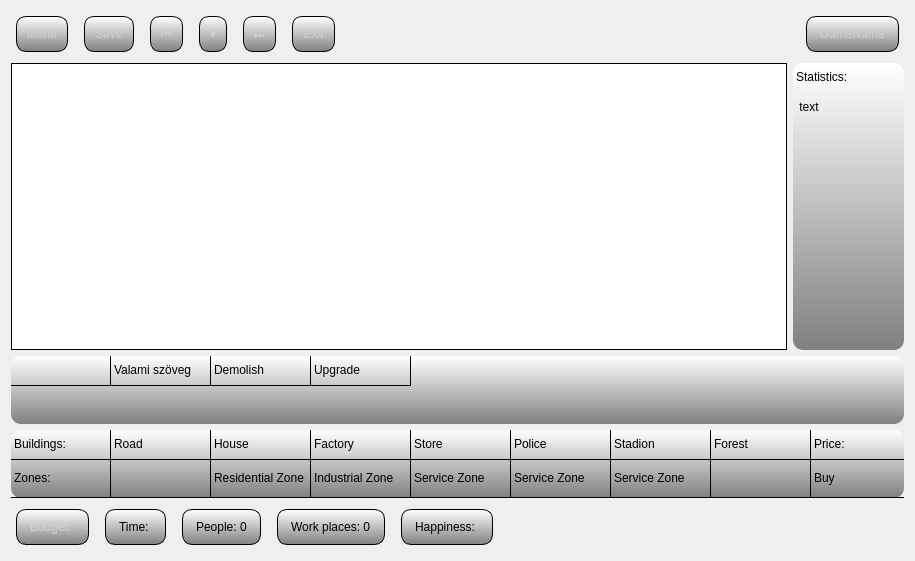
This is src/view/GamePage.ui in fmarkyy98/qt-city as Qt 5 draws it before an edit. The edited form follows.
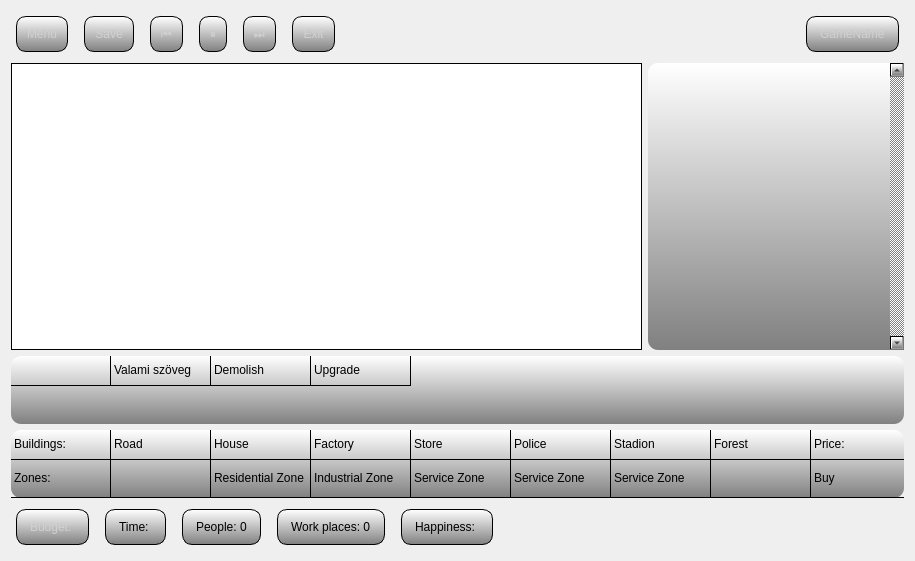
This is the edited form. Icons and pictures are not drawn.

Diff of the .ui file:
```diff
--- a/src/view/GamePage.ui
+++ b/src/view/GamePage.ui
@@ -4030,7 +4030,7 @@
       </layout>
      </item>
      <item>
-      <layout class="QHBoxLayout" name="horizontalLayout_3" stretch="7,1">
+      <layout class="QHBoxLayout" name="horizontalLayout_3" stretch="7,0">
        <item>
         <widget class="QTableWidget" name="tableWidget">
          <property name="autoFillBackground">
@@ -4085,7 +4085,15 @@
         </widget>
        </item>
        <item>
-        <widget class="QTableWidget" name="tableWidget_4">
+        <widget class="QTextEdit" name="textEdit">
+         <property name="font">
+          <font>
+           <pointsize>16</pointsize>
+          </font>
+         </property>
+         <property name="autoFillBackground">
+          <bool>false</bool>
+         </property>
          <property name="styleSheet">
           <string notr="true">background-color: qlineargradient(x1: 0, y1: 0, x2: 0, y2: 1, stop: 0 white, stop: 1 grey);
 border-style: solid;
@@ -4093,43 +4101,15 @@
 border-radius: 10px;
 color: black;</string>
          </property>
-         <property name="gridStyle">
-          <enum>Qt::NoPen</enum>
+         <property name="verticalScrollBarPolicy">
+          <enum>Qt::ScrollBarAlwaysOn</enum>
          </property>
-         <attribute name="horizontalHeaderVisible">
-          <bool>false</bool>
-         </attribute>
-         <attribute name="verticalHeaderVisible">
-          <bool>false</bool>
-         </attribute>
-         <attribute name="verticalHeaderHighlightSections">
-          <bool>false</bool>
-         </attribute>
-         <row>
-          <property name="text">
-           <string>New Row</string>
-          </property>
-         </row>
-         <row>
-          <property name="text">
-           <string>New Row</string>
-          </property>
-         </row>
-         <column>
-          <property name="text">
-           <string>New Column</string>
-          </property>
-         </column>
-         <item row="0" column="0">
-          <property name="text">
-           <string>Statistics:</string>
-          </property>
-         </item>
-         <item row="1" column="0">
-          <property name="text">
-           <string> text</string>
-          </property>
-         </item>
+         <property name="horizontalScrollBarPolicy">
+          <enum>Qt::ScrollBarAlwaysOff</enum>
+         </property>
+         <property name="textInteractionFlags">
+          <set>Qt::NoTextInteraction</set>
+         </property>
         </widget>
        </item>
       </layout>
```
